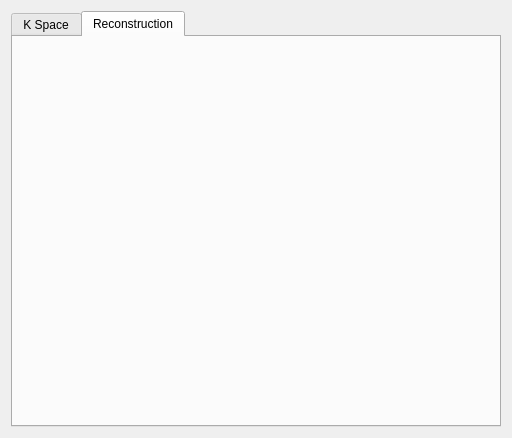
The window that src/ui/reconstruction_widget.ui (MOHAMEDMANSOUR20/MRI_Simulation) describes before a commit, drawn with Qt 5.
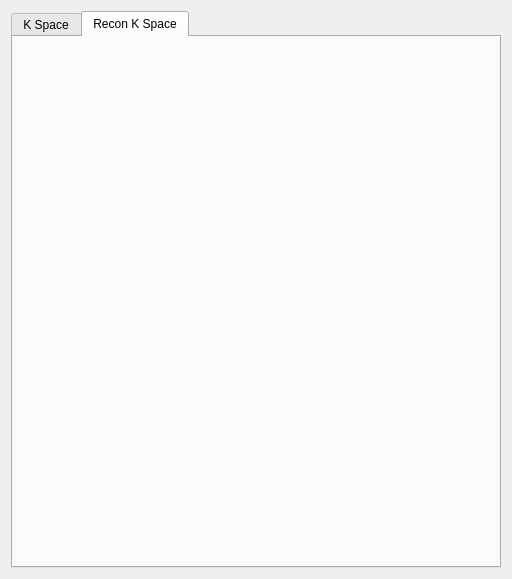
The same window after the commit. The open tabs and pages were chosen to show the change.

Commit message: reconstruction update1

Patch:
```diff
--- a/src/ui/reconstruction_widget.ui
+++ b/src/ui/reconstruction_widget.ui
@@ -7,7 +7,7 @@
     <x>0</x>
     <y>0</y>
     <width>512</width>
-    <height>438</height>
+    <height>579</height>
    </rect>
   </property>
   <property name="windowTitle">
@@ -31,7 +31,7 @@
      </widget>
      <widget class="QWidget" name="reconstruction_tab">
       <attribute name="title">
-       <string>Reconstruction</string>
+       <string>Recon K Space</string>
       </attribute>
       <layout class="QGridLayout" name="gridLayout_3">
        <item row="0" column="0">
```
Left out of the diff: 2 changed lines with no effect on the pictures. The commit also changes 16 other files.
